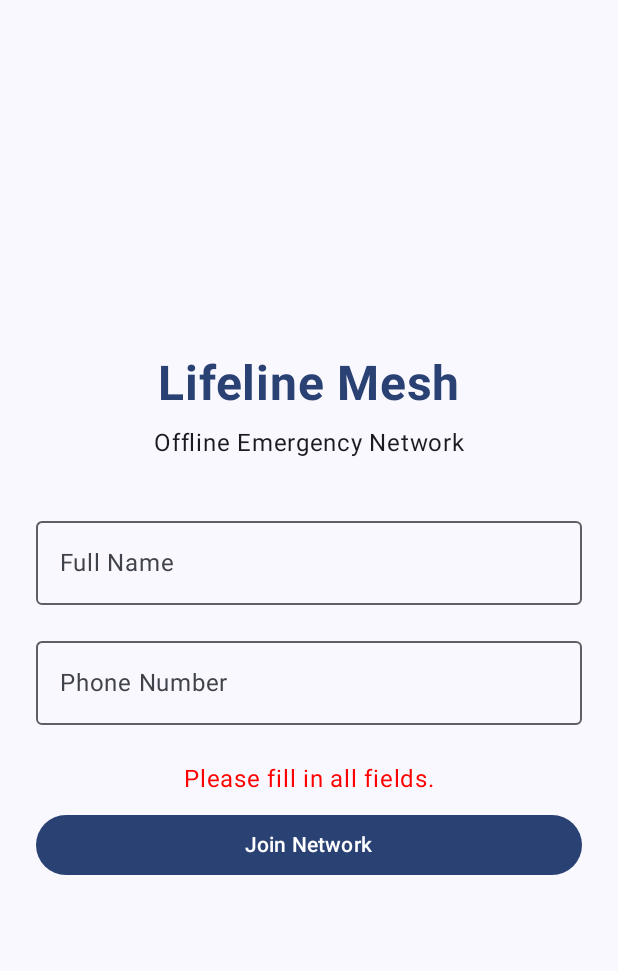
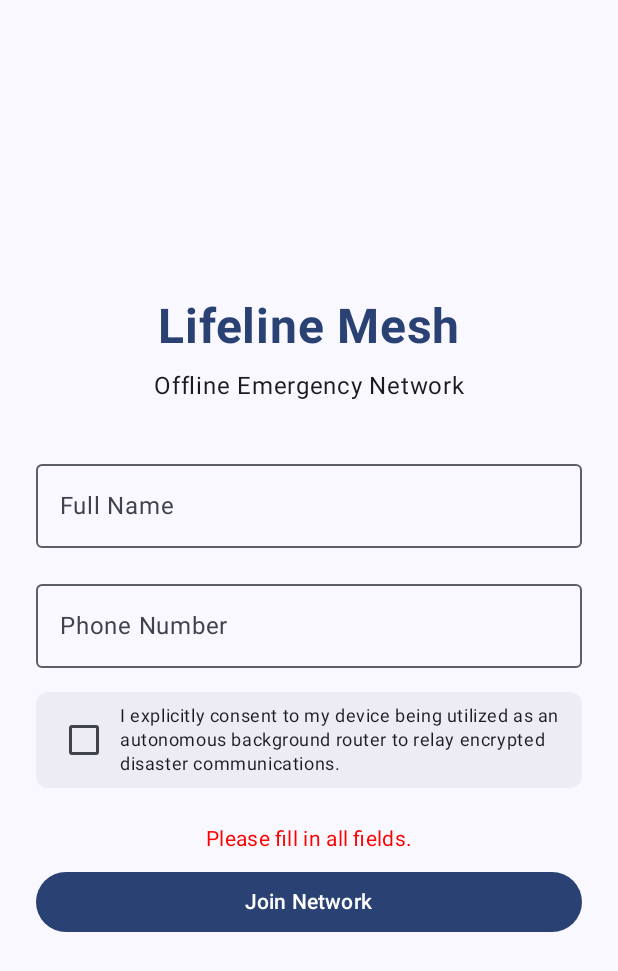
Before and after one commit to 5aad-N/Lifeline_Mesh, an Android app built with Jetpack Compose: the screen it shows after launch (MainActivity), after a tap on "Join Network", on a phone screen of 412 x 824 dp. Shown: the top 971 px of the screen. Run offline under Robolectric (Android 15) with nearby library versions, the light colour scheme and no system bars.

Commit message:
feat: added legal opt in check

```diff
--- a/app/src/main/java/com/example/lifelinemesh/MainActivity.kt
+++ b/app/src/main/java/com/example/lifelinemesh/MainActivity.kt
@@ -244,6 +244,8 @@ fun LoginScreen(
     var phoneInput by remember { mutableStateOf("") }
     var errorMessage by remember { mutableStateOf("") }
 
+    var consentChecked by remember { mutableStateOf(false) }
+
     Column(
         modifier = modifier
             .fillMaxSize()
@@ -281,24 +283,49 @@ fun LoginScreen(
             keyboardOptions = KeyboardOptions(keyboardType = KeyboardType.Phone)
         )
 
+        Spacer(modifier = Modifier.height(16.dp))
+
+        Surface(
+            color = MaterialTheme.colorScheme.surfaceVariant.copy(alpha = 0.5f),
+            shape = RoundedCornerShape(8.dp),
+            modifier = Modifier.fillMaxWidth()
+        ) {
+            Row(
+                modifier = Modifier.padding(8.dp),
+                verticalAlignment = Alignment.CenterVertically
+            ) {
+                Checkbox(
+                    checked = consentChecked,
+                    onCheckedChange = { consentChecked = it }
+                )
+                Text(
+                    text = "I explicitly consent to my device being utilized as an autonomous background router to relay encrypted disaster communications.",
+                    style = MaterialTheme.typography.bodySmall,
+                    lineHeight = 16.sp
+                )
+            }
+        }
+
         Spacer(modifier = Modifier.height(24.dp))
 
         if (errorMessage.isNotEmpty()) {
-            Text(errorMessage, color = Color.Red)
+            Text(errorMessage, color = Color.Red, style = MaterialTheme.typography.bodyMedium)
             Spacer(modifier = Modifier.height(8.dp))
         }
 
         Button(
             onClick = {
-                if (nameInput.isNotBlank() && phoneInput.isNotBlank()) {
-                    // SECRET ADMIN LOGIN LOGIC
+                if (nameInput.isBlank() || phoneInput.isBlank()) {
+                    errorMessage = "Please fill in all fields."
+                } else if (!consentChecked) {
+                    errorMessage = "You must provide legal consent to join the mesh."
+                } else {
+                    errorMessage = ""
                     if (nameInput == "ADMIN-RESCUE-999") {
                         onLoginSuccess("Rescue", phoneInput, true)
                     } else {
                         onLoginSuccess(nameInput, phoneInput, false)
                     }
-                } else {
-                    errorMessage = "Please fill in all fields."
                 }
             },
             modifier = Modifier.fillMaxWidth()
```
